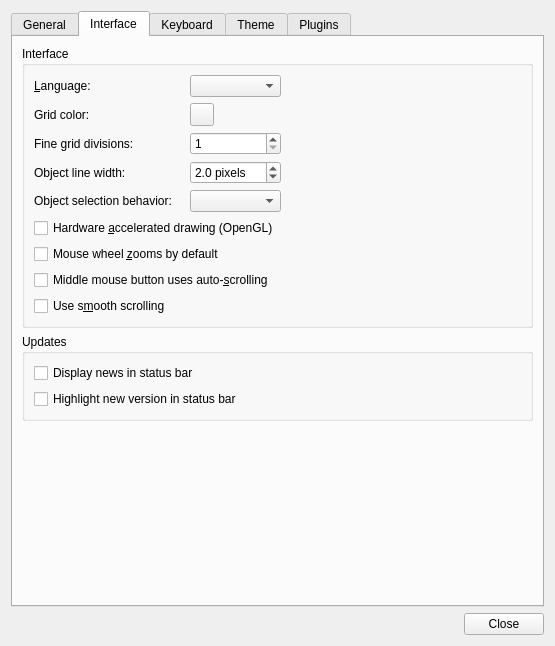
This is src/tiled/preferencesdialog.ui in mapeditor/tiled as Qt 5 draws it before an edit. The edited form follows.
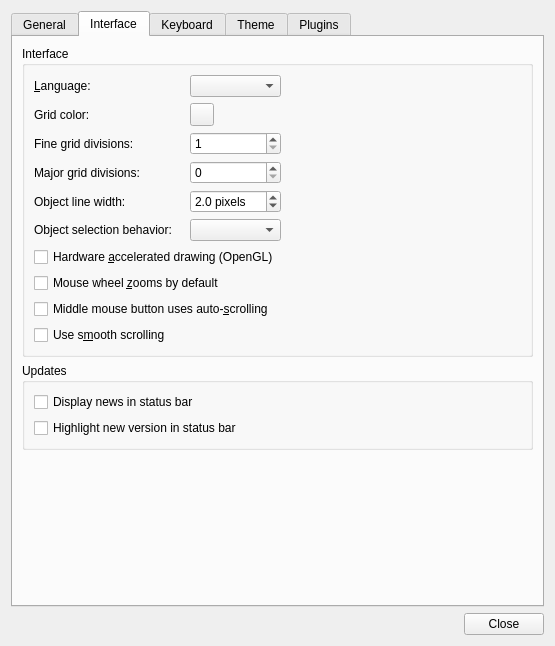
This is the edited form. The open tabs and pages were chosen to show the change. Custom widgets are drawn as their Qt base class.

Commit message: Use separate setting gridMajor to draw major lines over the main grid

What changed in the file:
```diff
--- a/src/tiled/preferencesdialog.ui
+++ b/src/tiled/preferencesdialog.ui
@@ -20,7 +20,7 @@
    <item>
     <widget class="QTabWidget" name="tabWidget">
      <property name="currentIndex">
-      <number>0</number>
+      <number>1</number>
      </property>
      <widget class="QWidget" name="generalTab">
       <attribute name="title">
@@ -178,32 +178,13 @@
           <string>Interface</string>
          </property>
          <layout class="QGridLayout" name="gridLayout_2">
-          <item row="0" column="4">
-           <spacer name="horizontalSpacer_2">
-            <property name="orientation">
-             <enum>Qt::Horizontal</enum>
+          <item row="2" column="0">
+           <widget class="QLabel" name="label_3">
+            <property name="text">
+             <string>Grid color:</string>
             </property>
-            <property name="sizeHint" stdset="0">
-             <size>
-              <width>0</width>
-              <height>20</height>
-             </size>
-            </property>
-           </spacer>
-          </item>
-          <item row="4" column="3">
-           <widget class="QDoubleSpinBox" name="objectLineWidth">
-            <property name="suffix">
-             <string> pixels</string>
-            </property>
-            <property name="decimals">
-             <number>1</number>
-            </property>
-            <property name="minimum">
-             <double>1.000000000000000</double>
-            </property>
-            <property name="value">
-             <double>2.000000000000000</double>
+            <property name="buddy">
+             <cstring>gridColor</cstring>
             </property>
            </widget>
           </item>
@@ -220,7 +201,7 @@
             </property>
            </widget>
           </item>
-          <item row="5" column="0">
+          <item row="6" column="0">
            <widget class="QLabel" name="label_6">
             <property name="text">
              <string>Object selection behavior:</string>
@@ -230,6 +211,32 @@
             </property>
            </widget>
           </item>
+          <item row="5" column="0">
+           <widget class="QLabel" name="label">
+            <property name="text">
+             <string>Object line width:</string>
+            </property>
+            <property name="buddy">
+             <cstring>objectLineWidth</cstring>
+            </property>
+           </widget>
+          </item>
+          <item row="5" column="3">
+           <widget class="QDoubleSpinBox" name="objectLineWidth">
+            <property name="suffix">
+             <string> pixels</string>
+            </property>
+            <property name="decimals">
+             <number>1</number>
+            </property>
+            <property name="minimum">
+             <double>1.000000000000000</double>
+            </property>
+            <property name="value">
+             <double>2.000000000000000</double>
+            </property>
+           </widget>
+          </item>
           <item row="3" column="3">
            <widget class="QSpinBox" name="gridFine">
             <property name="minimum">
@@ -240,37 +247,37 @@
             </property>
            </widget>
           </item>
+          <item row="0" column="3">
+           <widget class="QComboBox" name="languageCombo"/>
+          </item>
+          <item row="11" column="0" colspan="5">
+           <widget class="QCheckBox" name="smoothScrolling">
+            <property name="text">
+             <string>Use s&amp;mooth scrolling</string>
+            </property>
+           </widget>
+          </item>
+          <item row="0" column="4">
+           <spacer name="horizontalSpacer_2">
+            <property name="orientation">
+             <enum>Qt::Horizontal</enum>
+            </property>
+            <property name="sizeHint" stdset="0">
+             <size>
+              <width>0</width>
+              <height>20</height>
+             </size>
+            </property>
+           </spacer>
+          </item>
           <item row="8" column="0" colspan="5">
-           <widget class="QCheckBox" name="wheelZoomsByDefault">
-            <property name="text">
-             <string>Mouse wheel &amp;zooms by default</string>
-            </property>
-           </widget>
-          </item>
-          <item row="7" column="0" colspan="5">
            <widget class="QCheckBox" name="openGL">
             <property name="text">
              <string>Hardware &amp;accelerated drawing (OpenGL)</string>
             </property>
            </widget>
           </item>
-          <item row="0" column="3">
-           <widget class="QComboBox" name="languageCombo"/>
-          </item>
-          <item row="2" column="0">
-           <widget class="QLabel" name="label_3">
-            <property name="text">
-             <string>Grid color:</string>
-            </property>
-            <property name="buddy">
-             <cstring>gridColor</cstring>
-            </property>
-           </widget>
-          </item>
-          <item row="5" column="3">
-           <widget class="QComboBox" name="objectSelectionBehaviorCombo"/>
-          </item>
-          <item row="9" column="0" colspan="5">
+          <item row="10" column="0" colspan="5">
            <widget class="QCheckBox" name="autoScrolling">
             <property name="text">
              <string>Middle mouse button uses auto-&amp;scrolling</string>
@@ -287,22 +294,25 @@
             </property>
            </widget>
           </item>
+          <item row="9" column="0" colspan="5">
+           <widget class="QCheckBox" name="wheelZoomsByDefault">
+            <property name="text">
+             <string>Mouse wheel &amp;zooms by default</string>
+            </property>
+           </widget>
+          </item>
+          <item row="6" column="3">
+           <widget class="QComboBox" name="objectSelectionBehaviorCombo"/>
+          </item>
           <item row="4" column="0">
-           <widget class="QLabel" name="label">
+           <widget class="QLabel" name="label_7">
             <property name="text">
-             <string>Object line width:</string>
-            </property>
-            <property name="buddy">
-             <cstring>objectLineWidth</cstring>
+             <string>Major grid divisions:</string>
             </property>
            </widget>
           </item>
-          <item row="10" column="0" colspan="5">
-           <widget class="QCheckBox" name="smoothScrolling">
-            <property name="text">
-             <string>Use s&amp;mooth scrolling</string>
-            </property>
-           </widget>
+          <item row="4" column="3">
+           <widget class="QSpinBox" name="gridMajor"/>
           </item>
          </layout>
         </widget>
```
The commit also changes 10 other files.
